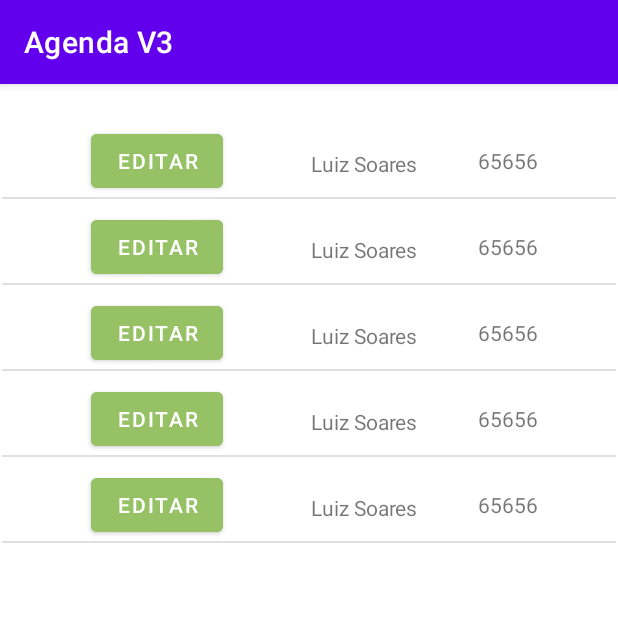
After one commit to MYPayTefeAulas/myodonto-exercicios, an Android app: the AgendaV3Activity screen opened directly, with no data from a screen before it, on a phone screen of 412 x 824 dp, the top half of it. The commit adds this screen. Run offline under Robolectric (Android 15) with nearby library versions, the phone set to English and light mode, and no system bars.

Commit message:
adiciona versão 3 da agenda

```diff
--- /dev/null
+++ b/AgendaGeral/app/src/main/java/com/example/agendageral/agenda_v3/AgendaV3Activity.kt
@@ -0,0 +1,51 @@
+package com.example.agendageral.agenda_v3
+
+import android.content.Intent
+import androidx.appcompat.app.AppCompatActivity
+import android.os.Bundle
+import androidx.recyclerview.widget.DividerItemDecoration
+import androidx.recyclerview.widget.LinearLayoutManager
+import com.example.agendageral.databinding.ActivityAgendaV3Binding
+
+class AgendaV3Activity : AppCompatActivity() {
+    private lateinit var binding: ActivityAgendaV3Binding
+
+    private lateinit var adapter: ContatoAdapter_v3
+
+    override fun onCreate(savedInstanceState: Bundle?) {
+        super.onCreate(savedInstanceState)
+        binding = ActivityAgendaV3Binding.inflate(layoutInflater)
+        title = "Agenda V3"
+        adapter = ContatoAdapter_v3(mutableListOf(), ::onBtItemClick)
+
+        Agenda_v3.listaContato_v3.add(Contato_v3("Luiz Soares", 65656))
+        Agenda_v3.listaContato_v3.add(Contato_v3("Luiz Soares", 65656))
+        Agenda_v3.listaContato_v3.add(Contato_v3("Luiz Soares", 65656))
+        Agenda_v3.listaContato_v3.add(Contato_v3("Luiz Soares", 65656))
+        Agenda_v3.listaContato_v3.add(Contato_v3("Luiz Soares", 65656))
+
+
+
+
+
+        binding.rvTelaInicialV3.layoutManager = LinearLayoutManager(this)
+        binding.rvTelaInicialV3.adapter = adapter
+        binding.rvTelaInicialV3.addItemDecoration(DividerItemDecoration(this, LinearLayoutManager.VERTICAL))
+        title = "Agenda V3"
+
+        adapter.swapData(Agenda_v3.listaContato_v3)
+
+
+        setContentView(binding.root)
+    }
+    fun onBtItemClick(indiceLista: Int){
+        val intent = Intent(this, EditarContato3Activity ::class.java)
+        intent.putExtra("indiceAtual", indiceLista)
+        startActivity(intent)
+    }
+
+    override fun onResume() {
+        super.onResume()
+        adapter.swapData(Agenda_v3.listaContato_v3)
+    }
+}
--- /dev/null
+++ b/AgendaGeral/app/src/main/java/com/example/agendageral/agenda_v3/Agenda_v3.kt
@@ -0,0 +1,6 @@
+package com.example.agendageral.agenda_v3
+
+object Agenda_v3 {
+
+    var listaContato_v3 = mutableListOf<Contato_v3>()
+}
--- /dev/null
+++ b/AgendaGeral/app/src/main/java/com/example/agendageral/agenda_v3/ContatoAdapter_v3.kt
@@ -0,0 +1,41 @@
+package com.example.agendageral.agenda_v3
+
+import android.view.LayoutInflater
+import android.view.ViewGroup
+import android.widget.Toast
+import androidx.recyclerview.widget.RecyclerView
+import com.example.agendageral.databinding.ItemListaCttsV3Binding
+
+class ContatoAdapter_v3(
+    val listaDeContato_v3: MutableList<Contato_v3>,
+    val onBtItemClick: (Int) -> Unit):
+    RecyclerView.Adapter<ContatoAdapter_v3.ViewHolder>() {
+
+    inner class ViewHolder(val binding: ItemListaCttsV3Binding): RecyclerView.ViewHolder(binding.root)
+
+    override fun onCreateViewHolder(parent: ViewGroup, viewType: Int): ViewHolder {
+        return ViewHolder(ItemListaCttsV3Binding.inflate(LayoutInflater.from(parent.context), parent,false))
+    }
+
+    override fun getItemCount(): Int {
+        return listaDeContato_v3.size
+    }
+
+    override fun onBindViewHolder(holder: ViewHolder, position: Int) {
+        holder.binding.txtNomeListaCtts.text = listaDeContato_v3[position].nome
+        holder.binding.txtTelefoneListaCtts.text = listaDeContato_v3[position].telefone.toString()
+
+        holder.binding.btEditCott.setOnClickListener {
+            onBtItemClick(position)
+         }
+
+        }
+
+
+    fun swapData(novaListaContatos: List<Contato_v3>){
+        listaDeContato_v3.clear()
+        listaDeContato_v3.addAll(novaListaContatos)
+        notifyDataSetChanged()
+    }
+
+}
--- /dev/null
+++ b/AgendaGeral/app/src/main/java/com/example/agendageral/agenda_v3/Contato_v3.kt
@@ -0,0 +1,4 @@
+package com.example.agendageral.agenda_v3
+
+class Contato_v3(var nome: String, var telefone: Int) {
+}
--- /dev/null
+++ b/AgendaGeral/app/src/main/res/layout/activity_agenda_v3.xml
@@ -0,0 +1,17 @@
+<?xml version="1.0" encoding="utf-8"?>
+<androidx.constraintlayout.widget.ConstraintLayout xmlns:android="http://schemas.android.com/apk/res/android"
+    xmlns:app="http://schemas.android.com/apk/res-auto"
+    xmlns:tools="http://schemas.android.com/tools"
+    android:layout_width="match_parent"
+    android:layout_height="match_parent"
+    tools:context=".agenda_v3.AgendaV3Activity">
+
+    <androidx.recyclerview.widget.RecyclerView
+        android:id="@+id/rv_tela_inicial_v3"
+        android:layout_width="409dp"
+        android:layout_height="729dp"
+        app:layout_constraintBottom_toBottomOf="parent"
+        app:layout_constraintEnd_toEndOf="parent"
+        app:layout_constraintStart_toStartOf="parent"
+        app:layout_constraintTop_toTopOf="parent" />
+</androidx.constraintlayout.widget.ConstraintLayout>
--- /dev/null
+++ b/AgendaGeral/app/src/main/res/layout/item_lista_ctts_v3.xml
@@ -0,0 +1,47 @@
+<?xml version="1.0" encoding="utf-8"?>
+<androidx.constraintlayout.widget.ConstraintLayout xmlns:android="http://schemas.android.com/apk/res/android"
+    xmlns:app="http://schemas.android.com/apk/res-auto"
+    xmlns:tools="http://schemas.android.com/tools"
+    android:id="@+id/item_listaDeCtts_v3"
+    android:layout_width="match_parent"
+    android:layout_height="wrap_content">
+
+    <TextView
+        android:id="@+id/txtNome_listaCtts"
+        android:layout_width="wrap_content"
+        android:layout_height="wrap_content"
+        android:layout_marginTop="8dp"
+        android:layout_marginEnd="40dp"
+        android:layout_marginBottom="8dp"
+        android:text="TextView"
+        app:layout_constraintBottom_toBottomOf="parent"
+        app:layout_constraintEnd_toStartOf="@+id/txtTelefone_listaCtts"
+        app:layout_constraintTop_toTopOf="parent"
+        app:layout_constraintVertical_bias="0.761" />
+
+    <TextView
+        android:id="@+id/txtTelefone_listaCtts"
+        android:layout_width="wrap_content"
+        android:layout_height="wrap_content"
+        android:layout_marginTop="8dp"
+        android:layout_marginEnd="52dp"
+        android:layout_marginBottom="8dp"
+        android:text="TextView"
+        app:layout_constraintBottom_toBottomOf="parent"
+        app:layout_constraintEnd_toEndOf="parent"
+        app:layout_constraintTop_toTopOf="parent"
+        app:layout_constraintVertical_bias="0.687" />
+
+    <Button
+        android:id="@+id/bt_editCott"
+        android:layout_width="wrap_content"
+        android:layout_height="wrap_content"
+        android:layout_marginTop="8dp"
+        android:backgroundTint="#96C165"
+        android:text="Editar"
+        app:layout_constraintBottom_toBottomOf="parent"
+        app:layout_constraintEnd_toStartOf="@+id/txtNome_listaCtts"
+        app:layout_constraintStart_toStartOf="parent"
+        app:layout_constraintTop_toTopOf="parent"
+        app:layout_constraintVertical_bias="1.0" />
+</androidx.constraintlayout.widget.ConstraintLayout>
```
Also changed, not shown: AgendaGeral/app/src/main/AndroidManifest.xml (+9 -9 lines), AgendaGeral/app/src/main/java/com/example/agendageral/agenda_v2/AgendaV2Activity.kt (+4 -3 lines), AgendaGeral/app/src/main/java/com/example/agendageral/agenda_v2/ContatoAdapterRecycleView.kt (+18 -3 lines), AgendaGeral/app/src/main/java/com/example/agendageral/agenda_v3/EditarContato3Activity.kt (added, +37 -0 lines), AgendaGeral/app/src/main/res/layout/activity_editar_contato3.xml (added, +45 -0 lines).
